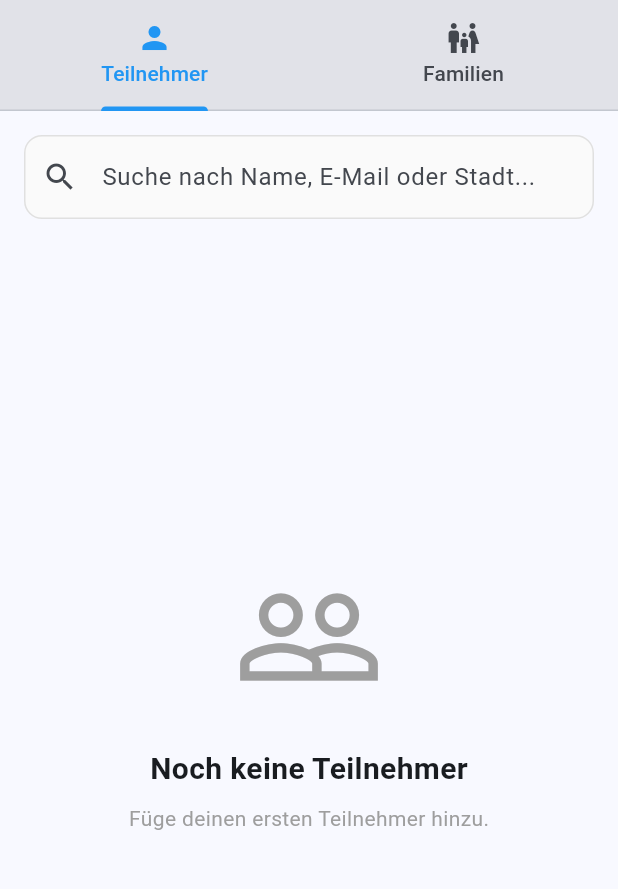
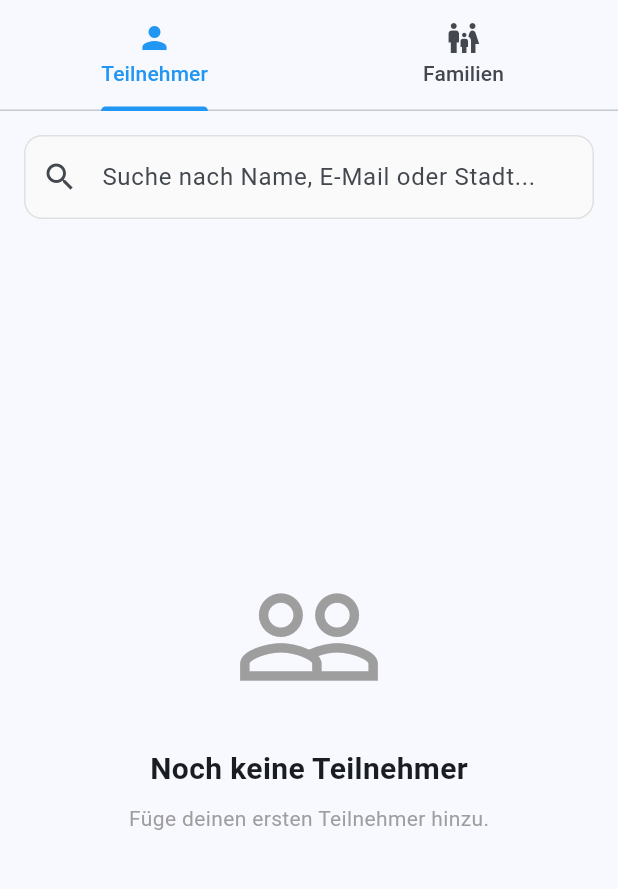
Before and after one commit to ptC7H12/Freizeitkasse, a Flutter app: the ParticipantsAndFamiliesScreen screen opened directly, on a phone screen of 412 x 824 dp, the part 84-973 px from its top. Run offline on Flutter 3.47's test engine with Material 3 defaults, Android fonts, the phone set to English and light mode, and no system bars; our stand-ins replace drift, file_picker, fl_chart, flutter_riverpod, logger, pdf and 2 more; missing offline and left inert: barcode, excel; accounts and stored records are empty; generated files the repository leaves out were written again; project files that could hold a hidden picture were left out.

Commit message:
feat: Standardisiere Tab-Design über alle Screens
Vereinheitliche das TabBar-Design auf allen Seiten mit Tabs:
- Teilnehmer & Familie: Container-Wrapper entfernt
- Aufgaben: Container-Wrapper entfernt
- Kassenstand: Bereits korrekt (Referenz-Design)
- Einstellungen: Bereits korrekt

Alle Screens verwenden jetzt das gleiche saubere Tab-Design ohne zusätzliche Container oder Hintergrundfarben.

```diff
--- a/lib/screens/participants/participants_and_families_screen.dart
+++ b/lib/screens/participants/participants_and_families_screen.dart
@@ -39,9 +39,7 @@ class _ParticipantsAndFamiliesScreenState extends ConsumerState<ParticipantsAndF
       body: Column(
         children: [
           // Tab Bar
-          Container(
-            color: Theme.of(context).colorScheme.surfaceContainerHighest,
-            child: TabBar(
+          TabBar(
             controller: _tabController,
             tabs: const [
               Tab(
@@ -53,7 +51,6 @@ class _ParticipantsAndFamiliesScreenState extends ConsumerState<ParticipantsAndF
                 text: 'Familien',
               ),
             ],
-            ),
           ),
           // Tab Bar View
           Expanded(
--- a/lib/screens/tasks/tasks_screen.dart
+++ b/lib/screens/tasks/tasks_screen.dart
@@ -61,9 +61,7 @@ class _TasksScreenState extends ConsumerState<TasksScreen> with SingleTickerProv
       body: Column(
         children: [
           // Tab Bar
-          Container(
-            color: context.theme.colorScheme.surface,
-            child: TabBar(
+          TabBar(
             controller: _tabController,
             tabs: [
               Tab(
@@ -101,7 +99,6 @@ class _TasksScreenState extends ConsumerState<TasksScreen> with SingleTickerProv
                 ),
               ),
             ],
-            ),
           ),
 
           // Tab Views
```
Lines whose indentation alone changed are shown as unchanged.
